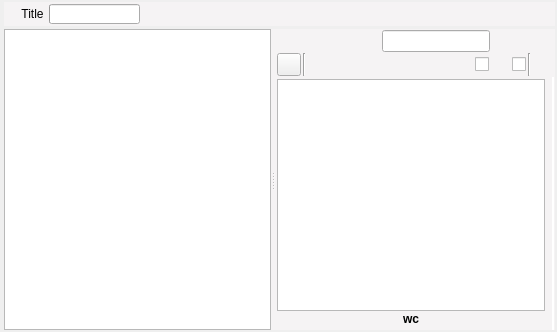
Old version of the form ui/manuscript_view.ui in the repository zkovari/plotlyst.
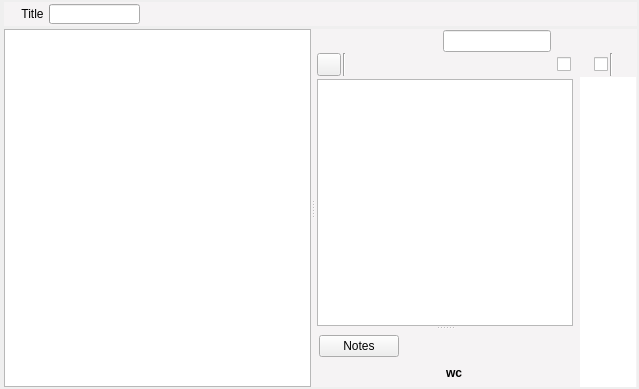
New version of the form. Custom widgets are drawn as their Qt base class.

Commit message:
Manuscript scene notes (#389)
* Manuscript scene notes

* Manuscript scene notes button and widget

* load notes

* fix black bg

* fix recovery from distfree mode

* save scene notes

```diff
--- a/ui/manuscript_view.ui
+++ b/ui/manuscript_view.ui
@@ -6,8 +6,8 @@
    <rect>
     <x>0</x>
     <y>0</y>
-    <width>557</width>
-    <height>332</height>
+    <width>639</width>
+    <height>389</height>
    </rect>
   </property>
   <property name="windowTitle">
@@ -469,7 +469,46 @@
               <widget class="QWidget" name="wdgTopAnalysis" native="true"/>
              </item>
              <item>
-              <widget class="ManuscriptTextEditor" name="textEdit"/>
+              <widget class="QSplitter" name="splitterEditor">
+               <property name="orientation">
+                <enum>Qt::Vertical</enum>
+               </property>
+               <widget class="ManuscriptTextEditor" name="textEdit"/>
+               <widget class="QWidget" name="wdgAddon" native="true">
+                <layout class="QVBoxLayout" name="verticalLayout_8">
+                 <property name="spacing">
+                  <number>3</number>
+                 </property>
+                 <property name="leftMargin">
+                  <number>2</number>
+                 </property>
+                 <property name="topMargin">
+                  <number>2</number>
+                 </property>
+                 <property name="rightMargin">
+                  <number>2</number>
+                 </property>
+                 <property name="bottomMargin">
+                  <number>2</number>
+                 </property>
+                 <item alignment="Qt::AlignLeft">
+                  <widget class="IconText" name="icontext">
+                   <property name="font">
+                    <font>
+                     <underline>false</underline>
+                    </font>
+                   </property>
+                   <property name="text">
+                    <string>Notes</string>
+                   </property>
+                   <property name="iconName" stdset="0">
+                    <string>ei.file-edit</string>
+                   </property>
+                  </widget>
+                 </item>
+                </layout>
+               </widget>
+              </widget>
              </item>
              <item>
               <widget class="QWidget" name="wdgBottom" native="true">
@@ -494,7 +533,7 @@
                </property>
                <layout class="QHBoxLayout" name="horizontalLayout_8">
                 <property name="spacing">
-                 <number>3</number>
+                 <number>0</number>
                 </property>
                 <property name="leftMargin">
                  <number>2</number>
@@ -508,6 +547,27 @@
                 <property name="bottomMargin">
                  <number>2</number>
                 </property>
+                <item>
+                 <widget class="QToolButton" name="btnNotes">
+                  <property name="cursor">
+                   <cursorShape>PointingHandCursor</cursorShape>
+                  </property>
+                  <property name="toolTip">
+                   <string>Notes</string>
+                  </property>
+                  <property name="styleSheet">
+                   <string notr="true">QToolButton {
+	border: 0px hidden black;
+}
+QToolButton:pressed {
+	border: 1px solid white;
+}</string>
+                  </property>
+                  <property name="checkable">
+                   <bool>true</bool>
+                  </property>
+                 </widget>
+                </item>
                 <item alignment="Qt::AlignHCenter|Qt::AlignVCenter">
                  <widget class="WordsDisplay" name="lblWordCount">
                   <property name="font">
@@ -673,6 +733,11 @@
    <extends>QGraphicsView</extends>
    <header>src.main.python.plotlyst.view.widget.display</header>
   </customwidget>
+  <customwidget>
+   <class>IconText</class>
+   <extends>QPushButton</extends>
+   <header>src.main.python.plotlyst.view.widget.display</header>
+  </customwidget>
   <customwidget>
    <class>WordsDisplay</class>
    <extends>QLabel</extends>
```
Left out of the diff: 20 changed lines with no effect on the pictures. The commit also changes 4 other files.
